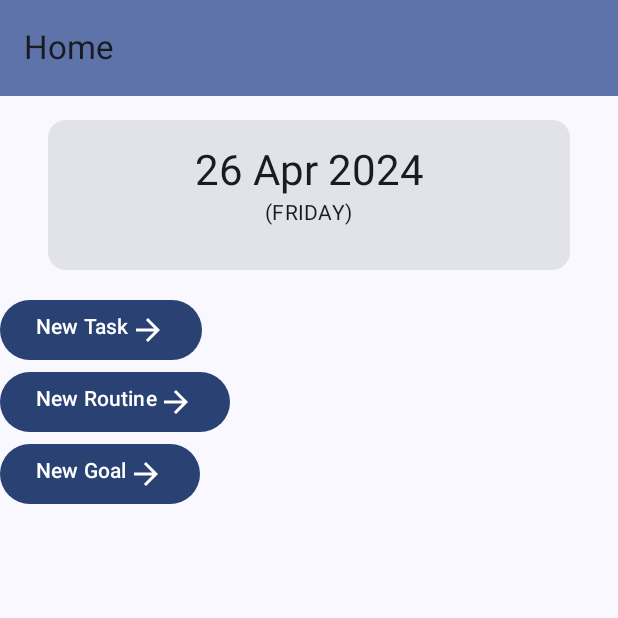
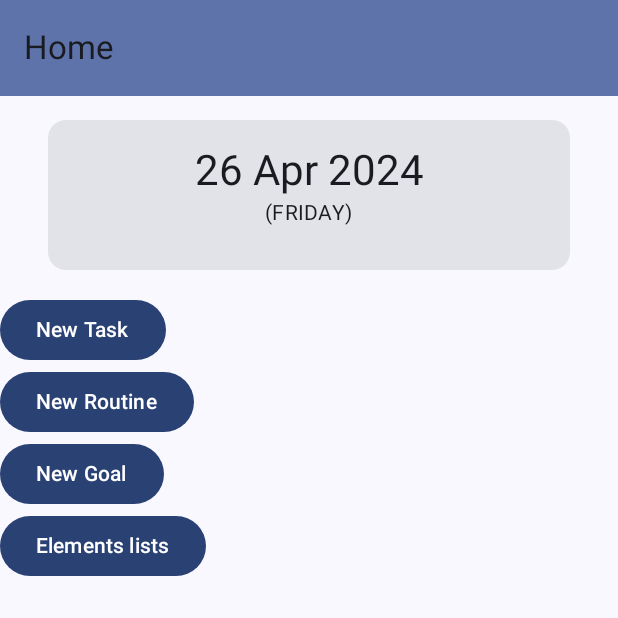
Before and after one commit to Compu-Movil-20241-Gr09/RobERTO, an Android app built with Jetpack Compose: the screen it shows after launch (MainActivity), on a phone screen of 412 x 824 dp, the top half of it. Run offline under Robolectric (Android 15) with nearby library versions, the phone set to English and light mode, and no system bars; our stand-ins replace Room's generated code.

Commit message:
Add basic items list screen

```diff
--- a/app/src/main/java/co/edu/udea/compumovil/gr09_20241/roberto/ui/RobertoScreen.kt
+++ b/app/src/main/java/co/edu/udea/compumovil/gr09_20241/roberto/ui/RobertoScreen.kt
@@ -27,6 +27,7 @@ import androidx.navigation.compose.currentBackStackEntryAsState
 import androidx.navigation.compose.rememberNavController
 import co.edu.udea.compumovil.gr09_20241.roberto.R
 import co.edu.udea.compumovil.gr09_20241.roberto.ui.activities.HomeScreen
+import co.edu.udea.compumovil.gr09_20241.roberto.ui.activities.ListItemsScreen
 import co.edu.udea.compumovil.gr09_20241.roberto.ui.activities.NewRoutineScreen
 import co.edu.udea.compumovil.gr09_20241.roberto.view_models.GoalViewModel
 import co.edu.udea.compumovil.gr09_20241.roberto.view_models.RoutineViewModel
@@ -37,7 +38,8 @@ enum class RobertoScreen(@StringRes val title: Int){
     Home(title = R.string.home),
     NewTask(title = R.string.new_task),
     NewRoutine(title = R.string.new_routine),
-    NewGoal(title = R.string.new_goal)
+    NewGoal(title = R.string.new_goal),
+    ListItems(title = R.string.elements_lists)
 }
 
 @OptIn(ExperimentalMaterial3Api::class)
@@ -111,6 +113,9 @@ fun RobertoApp(
                     },
                     onNewGoalSelected = {
                         navController.navigate(RobertoScreen.NewGoal.name)
+                    },
+                    onListElementsSelected = {
+                        navController.navigate(RobertoScreen.ListItems.name)
                     }
                 )
             }
@@ -141,6 +146,13 @@ fun RobertoApp(
                     }
                 )*/
             }
+            composable(route = RobertoScreen.ListItems.name){
+                ListItemsScreen(
+                    taskViewModel = taskViewModel,
+                    routineViewModel = routineViewModel,
+                    goalViewModel = goalViewModel
+                )
+            }
         }
     }
 }
--- a/app/src/main/java/co/edu/udea/compumovil/gr09_20241/roberto/ui/activities/HomeActivity.kt
+++ b/app/src/main/java/co/edu/udea/compumovil/gr09_20241/roberto/ui/activities/HomeActivity.kt
@@ -33,7 +33,8 @@ fun HomeScreen(
     goalViewModel: GoalViewModel,
     onNewTaskSelected: () -> Unit,
     onNewRoutineSelected: () -> Unit,
-    onNewGoalSelected: () -> Unit
+    onNewGoalSelected: () -> Unit,
+    onListElementsSelected: () -> Unit
 ){
     val configuration = LocalConfiguration.current
     val orientation = configuration.orientation
@@ -49,7 +50,8 @@ fun HomeScreen(
             goalState,
             onNewTaskSelected,
             onNewRoutineSelected,
-            onNewGoalSelected
+            onNewGoalSelected,
+            onListElementsSelected
         )
     }else if (orientation == Configuration.ORIENTATION_LANDSCAPE){
         HomeLandscape(
@@ -58,7 +60,8 @@ fun HomeScreen(
             goalState,
             onNewTaskSelected,
             onNewRoutineSelected,
-            onNewGoalSelected
+            onNewGoalSelected,
+            onListElementsSelected
         )
     }
 }
@@ -70,7 +73,8 @@ fun HomePortrait(
     goalState: GoalState,
     onNewTaskSelected: () -> Unit,
     onNewRoutineSelected: () -> Unit,
-    onNewGoalSelected: () -> Unit
+    onNewGoalSelected: () -> Unit,
+    onListElementsSelected: () -> Unit
 ){
     val dateItems = generateDateItems()
 
@@ -84,10 +88,6 @@ fun HomePortrait(
         ) {
             Row {
                 Text(text = stringResource(R.string.new_task))
-                Icon(
-                    imageVector = Icons.AutoMirrored.Filled.ArrowForward,
-                    contentDescription = ""
-                )
             }
         }
         Button(
@@ -97,10 +97,6 @@ fun HomePortrait(
         ) {
             Row {
                 Text(text = stringResource(R.string.new_routine))
-                Icon(
-                    imageVector = Icons.AutoMirrored.Filled.ArrowForward,
-                    contentDescription = ""
-                )
             }
         }
         Button(
@@ -110,10 +106,15 @@ fun HomePortrait(
                 ) {
             Row {
                 Text(text = stringResource(R.string.new_goal))
-                Icon(
-                    imageVector = Icons.AutoMirrored.Filled.ArrowForward,
-                    contentDescription = ""
-                )
+            }
+        }
+        Button(
+            onClick = {
+                onListElementsSelected()
+            }
+        ) {
+            Row {
+                Text(text = stringResource(R.string.elements_lists))
             }
         }
     }
@@ -126,7 +127,8 @@ fun HomeLandscape(
     goalState: GoalState,
     onNewTaskSelected: () -> Unit,
     onNewRoutineSelected: () -> Unit,
-    onNewGoalSelected: () -> Unit
+    onNewGoalSelected: () -> Unit,
+    onListElementsSelected: () -> Unit
 ){
     val dateItems = generateDateItems()
 
@@ -172,5 +174,14 @@ fun HomeLandscape(
                 )
             }
         }
+        Button(
+            onClick = {
+                onListElementsSelected()
+            }
+        ) {
+            Row {
+                Text(text = stringResource(R.string.elements_lists))
+            }
+        }
     }
 }
--- a/app/src/main/res/values/strings.xml
+++ b/app/src/main/res/values/strings.xml
@@ -18,4 +18,5 @@
     <string name="session_time">Session Time</string>
     <string name="repeat">Repeat on</string>
     <string name="create">Create</string>
+    <string name="elements_lists">Elements lists</string>
 </resources>
```
Also changed, not shown: app/src/main/java/co/edu/udea/compumovil/gr09_20241/roberto/ui/activities/ListItemsActivity.kt (added, +63 -0 lines), app/src/main/java/co/edu/udea/compumovil/gr09_20241/roberto/ui/composables/ExpandableList.kt (added, +52 -0 lines), 1 other file.
